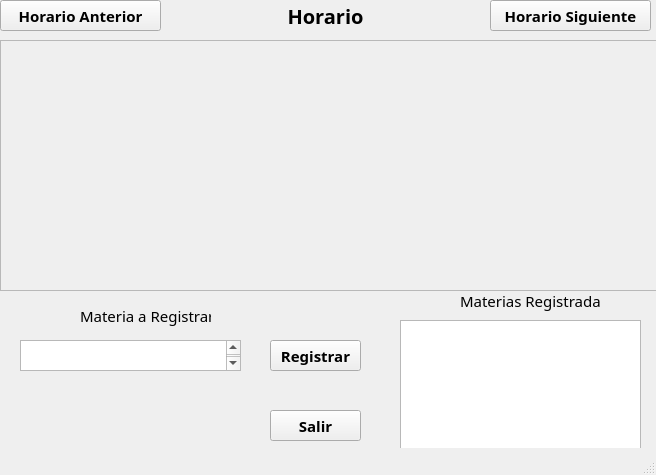
Above: Asistente.ui from francisdayl/GenHora before the change. Below: the same form after it.
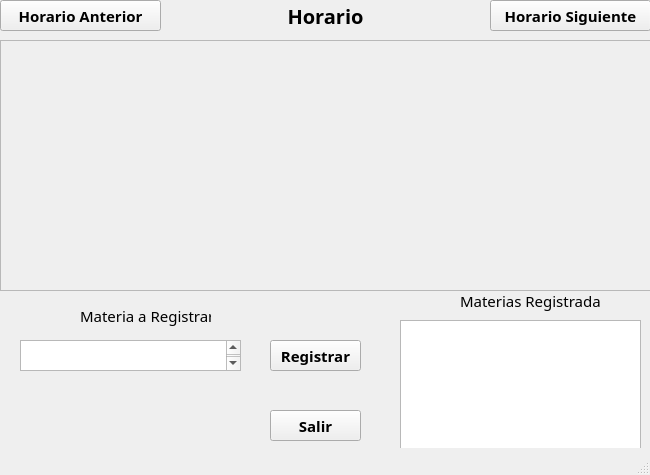
That is the form after the change.

```diff
--- a/Asistente.ui
+++ b/Asistente.ui
@@ -9,19 +9,19 @@
    <rect>
     <x>0</x>
     <y>0</y>
-    <width>656</width>
+    <width>650</width>
     <height>475</height>
    </rect>
   </property>
   <property name="minimumSize">
    <size>
-    <width>656</width>
+    <width>650</width>
     <height>475</height>
    </size>
   </property>
   <property name="maximumSize">
    <size>
-    <width>656</width>
+    <width>650</width>
     <height>475</height>
    </size>
   </property>
```
